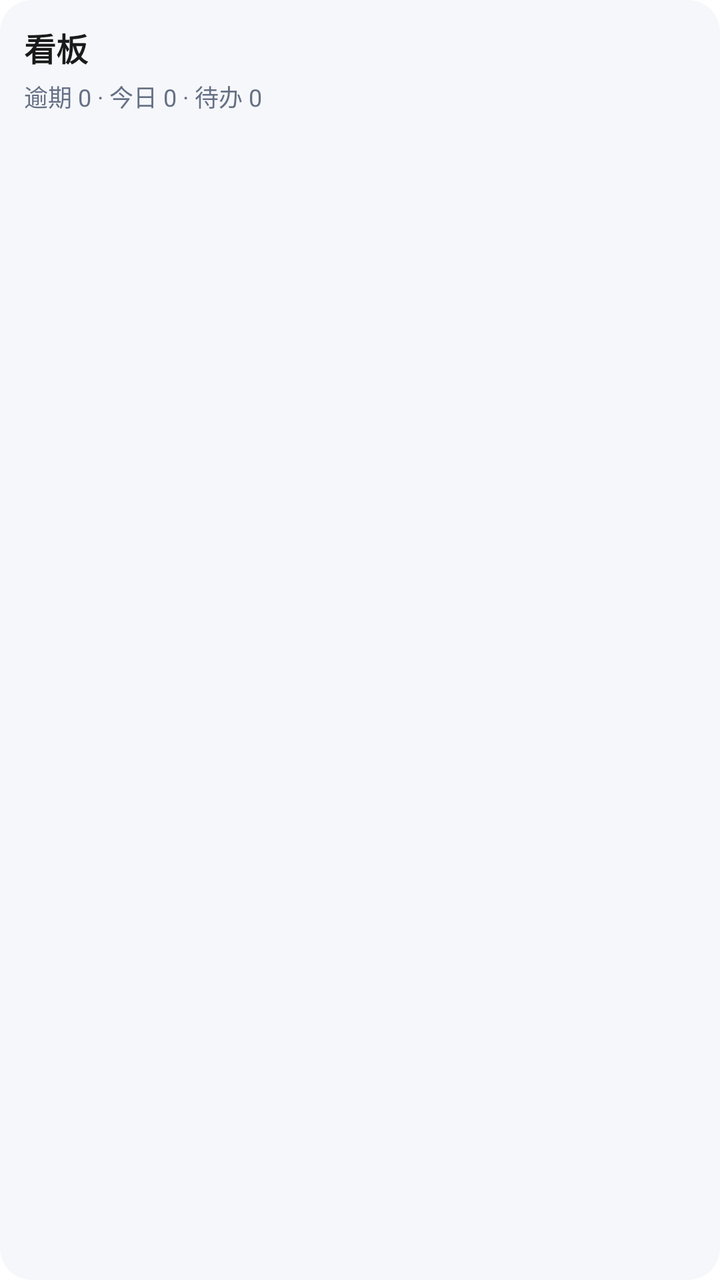
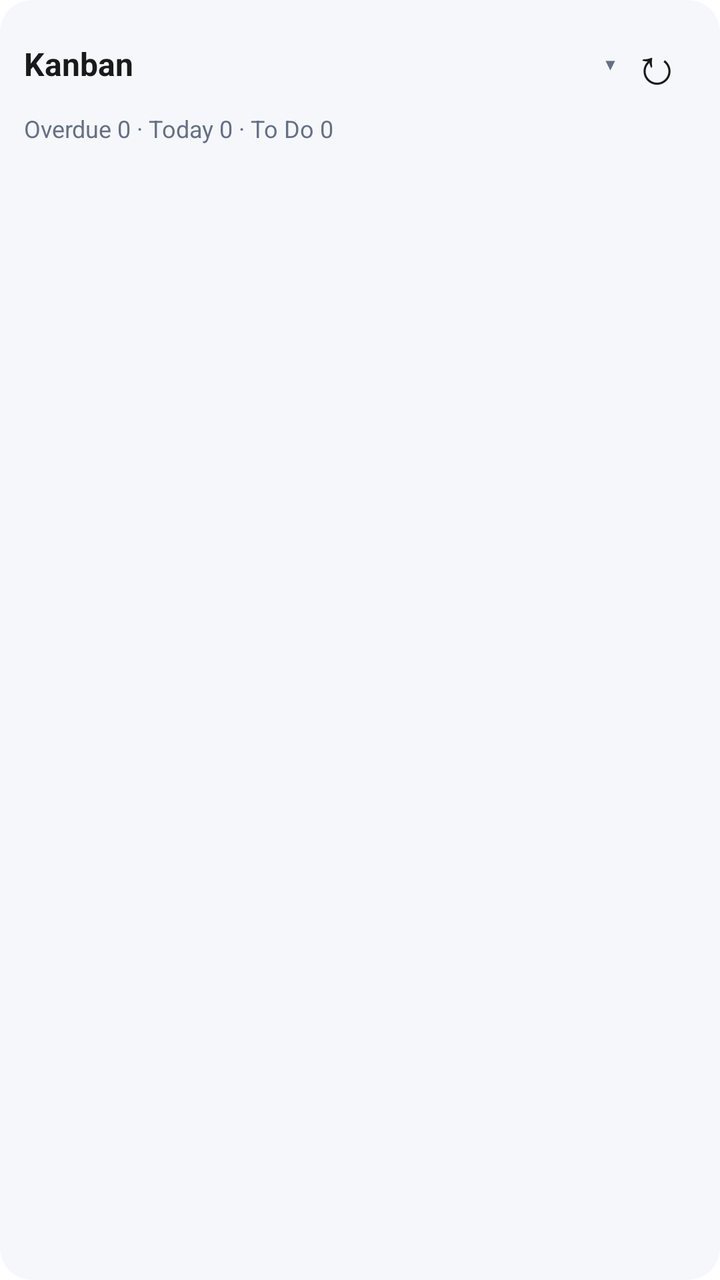

An Android layout rendered at two revisions. The XML below is the earlier revision; the diff shows what the commit changed to produce the second picture.
<!-- AndroidManifest.xml: fallback theme Theme.MaterialComponents.DayNight.NoActionBar -->
<!-- res/layout/widget_kanban.xml -->
<?xml version="1.0" encoding="utf-8"?>
<LinearLayout xmlns:android="http://schemas.android.com/apk/res/android"
    android:id="@+id/widget_root"
    android:layout_width="match_parent"
    android:layout_height="match_parent"
    android:background="@drawable/widget_background"
    android:orientation="vertical"
    android:padding="12dp">

    <TextView
        android:id="@+id/widget_project_name"
        android:layout_width="match_parent"
        android:layout_height="wrap_content"
        android:ellipsize="end"
        android:maxLines="1"
        android:text="看板"
        android:textColor="@color/widget_text_primary"
        android:textSize="16sp"
        android:textStyle="bold" />

    <TextView
        android:id="@+id/widget_summary"
        android:layout_width="match_parent"
        android:layout_height="wrap_content"
        android:layout_marginTop="4dp"
        android:ellipsize="end"
        android:maxLines="1"
        android:text="逾期 0 · 今日 0 · 待办 0"
        android:textColor="@color/widget_text_secondary"
        android:textSize="12sp" />

    <TextView
        android:id="@+id/widget_item_1"
        android:layout_width="match_parent"
        android:layout_height="wrap_content"
        android:layout_marginTop="8dp"
        android:ellipsize="end"
        android:maxLines="1"
        android:textColor="@color/widget_text_primary"
        android:textSize="13sp"
        android:visibility="gone" />

    <TextView
        android:id="@+id/widget_item_2"
        android:layout_width="match_parent"
        android:layout_height="wrap_content"
        android:layout_marginTop="4dp"
        android:ellipsize="end"
        android:maxLines="1"
        android:textColor="@color/widget_text_primary"
        android:textSize="13sp"
        android:visibility="gone" />

    <TextView
        android:id="@+id/widget_item_3"
        android:layout_width="match_parent"
        android:layout_height="wrap_content"
        android:layout_marginTop="4dp"
        android:ellipsize="end"
        android:maxLines="1"
        android:textColor="@color/widget_text_primary"
        android:textSize="13sp"
        android:visibility="gone" />

    <TextView
        android:id="@+id/widget_item_4"
        android:layout_width="match_parent"
        android:layout_height="wrap_content"
        android:layout_marginTop="4dp"
        android:ellipsize="end"
        android:maxLines="1"
        android:textColor="@color/widget_text_primary"
        android:textSize="13sp"
        android:visibility="gone" />

    <TextView
        android:id="@+id/widget_item_5"
        android:layout_width="match_parent"
        android:layout_height="wrap_content"
        android:layout_marginTop="4dp"
        android:ellipsize="end"
        android:maxLines="1"
        android:textColor="@color/widget_text_primary"
        android:textSize="13sp"
        android:visibility="gone" />

    <TextView
        android:id="@+id/widget_empty_message"
        android:layout_width="match_parent"
        android:layout_height="wrap_content"
        android:layout_marginTop="12dp"
        android:gravity="center"
        android:text="暂无待办"
        android:textColor="@color/widget_text_muted"
        android:textSize="13sp"
        android:visibility="gone" />
</LinearLayout>
<!-- resources referenced by this layout -->
<resources>
  <color name="widget_text_muted">#98A2B3</color>
  <color name="widget_text_primary">#1A1A1A</color>
  <color name="widget_text_secondary">#667085</color>
  <!-- drawable widget_background (drawable) -->
  <?xml version="1.0" encoding="utf-8"?>
  <shape xmlns:android="http://schemas.android.com/apk/res/android"
      android:shape="rectangle">
      <solid android:color="@color/widget_background" />
      <corners android:radius="16dp" />
      <padding
          android:bottom="12dp"
          android:left="12dp"
          android:right="12dp"
          android:top="12dp" />
  </shape>
  <color name="widget_background">#F5F7FA</color>
</resources>

<!-- the commit's change to res/layout/widget_kanban.xml (unified diff, before → after) -->
@@ -7,16 +7,53 @@
     android:orientation="vertical"
     android:padding="12dp">
 
-    <TextView
-        android:id="@+id/widget_project_name"
+    <LinearLayout
         android:layout_width="match_parent"
         android:layout_height="wrap_content"
-        android:ellipsize="end"
-        android:maxLines="1"
-        android:text="看板"
-        android:textColor="@color/widget_text_primary"
-        android:textSize="16sp"
-        android:textStyle="bold" />
+        android:gravity="center_vertical"
+        android:orientation="horizontal">
+
+        <LinearLayout
+            android:id="@+id/widget_project_picker"
+            android:layout_width="0dp"
+            android:layout_height="wrap_content"
+            android:layout_weight="1"
+            android:contentDescription="@string/widget_choose_project"
+            android:gravity="center_vertical"
+            android:minHeight="32dp"
+            android:orientation="horizontal">
+
+            <TextView
+                android:id="@+id/widget_project_name"
+                android:layout_width="0dp"
+                android:layout_height="wrap_content"
+                android:layout_weight="1"
+                android:ellipsize="end"
+                android:maxLines="1"
+                android:text="@string/widget_default_title"
+                android:textColor="@color/widget_text_primary"
+                android:textSize="16sp"
+                android:textStyle="bold" />
+
+            <TextView
+                android:layout_width="wrap_content"
+                android:layout_height="wrap_content"
+                android:text="▾"
+                android:textColor="@color/widget_text_secondary"
+                android:textSize="16sp" />
+        </LinearLayout>
+
+        <TextView
+            android:id="@+id/widget_sync"
+            android:layout_width="40dp"
+            android:layout_height="40dp"
+            android:contentDescription="@string/widget_sync"
+            android:gravity="center"
+            android:text="↻"
+            android:textColor="@color/widget_text_primary"
+            android:textSize="25sp" />
+    </LinearLayout>
+
 
     <TextView
         android:id="@+id/widget_summary"
@@ -25,7 +62,7 @@
         android:layout_marginTop="4dp"
         android:ellipsize="end"
         android:maxLines="1"
-        android:text="逾期 0 · 今日 0 · 待办 0"
+        android:text="@string/widget_preview_summary"
         android:textColor="@color/widget_text_secondary"
         android:textSize="12sp" />
 
@@ -90,7 +127,7 @@
         android:layout_height="wrap_content"
         android:layout_marginTop="12dp"
         android:gravity="center"
-        android:text="暂无待办"
+        android:text="@string/widget_no_todos"
         android:textColor="@color/widget_text_muted"
         android:textSize="13sp"
         android:visibility="gone" />
<!-- resource entries referenced after the edit -->
@@ -15,6 +15,11 @@
           android:right="12dp"
           android:top="12dp" />
   </shape>
+  <string name="widget_choose_project">Choose project</string>
+  <string name="widget_default_title">Kanban</string>
+  <string name="widget_no_todos">No to-dos</string>
+  <string name="widget_preview_summary">Overdue 0 · Today 0 · To Do 0</string>
+  <string name="widget_sync">Sync now</string>
   <color name="widget_background">#F5F7FA</color>
 </resources>
 
